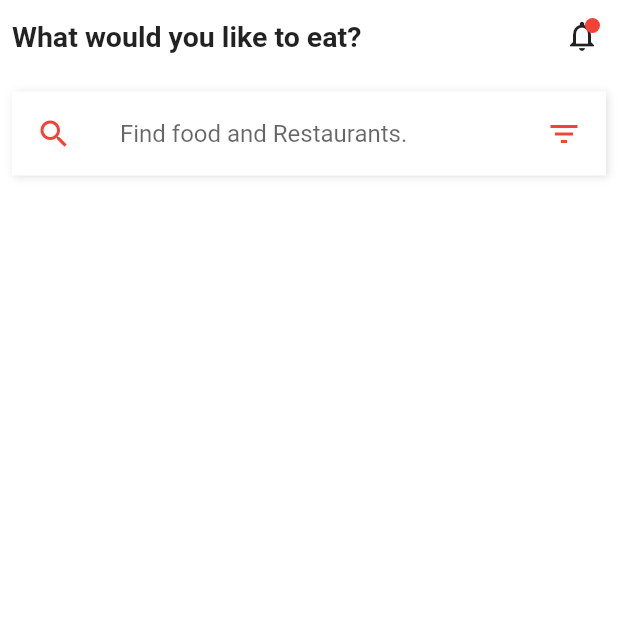
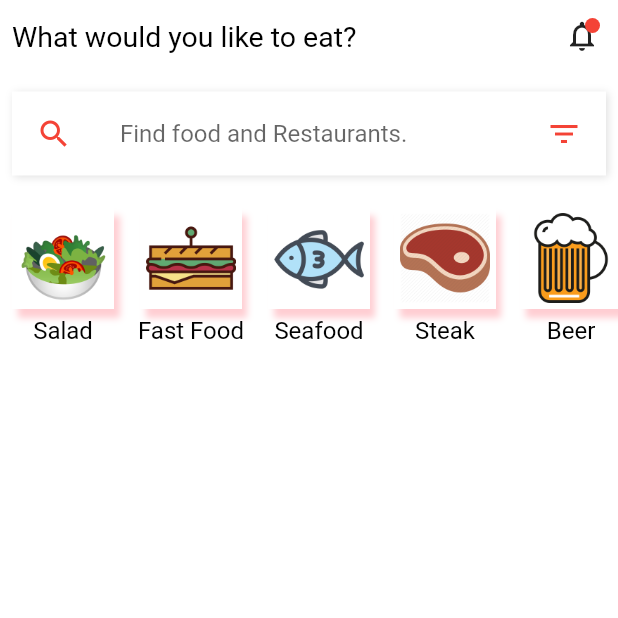
Before and after one commit to harshbsv/food_order, a Flutter app: the screen it shows after launch, on a phone screen of 412 x 824 dp, the top half of it. Run offline on Flutter 3.47's test engine with Material 2 defaults, Android fonts, the phone set to English and light mode, and no system bars.

```diff
--- a/lib/scr/models/category.dart
+++ b/lib/scr/models/category.dart
@@ -0,0 +1,7 @@
+import 'package:flutter/cupertino.dart';
+
+class Category{
+  final String name;
+  final String image;
+  Category({@required this.name, @required this.image});
+}
--- a/lib/scr/screens/home.dart
+++ b/lib/scr/screens/home.dart
@@ -1,4 +1,7 @@
+import 'package:flutter/cupertino.dart';
 import 'package:flutter/material.dart';
+import 'package:foodorder/scr/widgets/categories.dart';
+import 'package:foodorder/scr/widgets/customtext.dart';
 class Home extends StatefulWidget {
   @override
   _HomeState createState() => _HomeState();
@@ -17,7 +20,7 @@ class _HomeState extends State<Home> {
               children: <Widget>[
                 Padding(
                   padding: const EdgeInsets.all(8),
-                  child: Text('What would you like to eat?', style: TextStyle(fontSize: 19, fontWeight: FontWeight.bold),),
+                  child: CustomText(text: 'What would you like to eat?', size: 19,),
                 ),
                 Stack(
                   children: <Widget>[
@@ -64,6 +67,10 @@ class _HomeState extends State<Home> {
                 ),
               ),
             ),
+            SizedBox(
+              height: 5,
+            ),
+            Categories(),
           ],
         ),
       ),
--- a/lib/scr/widgets/categories.dart
+++ b/lib/scr/widgets/categories.dart
@@ -0,0 +1,52 @@
+import 'package:flutter/material.dart';
+import 'package:foodorder/scr/models/category.dart';
+import 'customtext.dart';
+
+List<Category> categoriesList = [
+  Category(name: "Salad", image: "images/salad.png"),
+  Category(name: "Fast Food", image: "images/sandwich.png"),
+  Category(name: "Seafood", image: "images/fish.png"),
+  Category(name: "Steak", image: "images/steak.png"),
+  Category(name: "Beer", image: "images/pint.png"),
+  Category(name: "Deserts", image: "images/icecream.png"),
+];
+
+class Categories extends StatelessWidget {
+  @override
+  Widget build(BuildContext context) {
+    return Container(
+      height: 120,
+      child: ListView.builder(
+        itemCount: categoriesList.length,
+        scrollDirection: Axis.horizontal,
+        itemBuilder: (_, index){
+          return Padding(
+            padding: const EdgeInsets.all(8.0),
+            child: Column(
+              children: <Widget>[
+                Container(
+                  decoration: BoxDecoration(
+                    color: Colors.white,
+                    boxShadow: [
+                      BoxShadow(
+                        color: Colors.red[100],
+                        offset: Offset(4,6),
+                        blurRadius: 3,
+                      ),
+                    ],
+                  ),
+                  child: Padding(
+                    padding: EdgeInsets.all(4),
+                    child: Image.asset("${categoriesList[index].image}", width: 60,),
+                  ),
+                ),
+                SizedBox(height: 5,),
+                CustomText(text: categoriesList[index].name, size: 16, colors: Colors.black,),
+              ],
+            ),
+          );
+        },
+      ),
+    );
+  }
+}
--- /dev/null
+++ b/lib/scr/widgets/customtext.dart
@@ -0,0 +1,15 @@
+import 'package:flutter/material.dart';
+
+class CustomText extends StatelessWidget {
+  final String text;
+  final double size;
+  final Color colors;
+  final FontWeight weight;
+
+  CustomText({@required this.text, this.size, this.colors, this.weight});
+
+  @override
+  Widget build(BuildContext context) {
+    return Text(text, style: TextStyle(fontSize: size ?? 16, color: colors ?? Colors.black, fontWeight: weight ?? FontWeight.normal),);
+  }
+}
```
Also changed, not shown: pubspec.yaml (+12 -1 lines), images/fish.png, images/pasta.jpg (added), images/salmon.jpg (added), images/steak.jpg (deleted), images/steak.png (added), lib/scr/widgets/custom_text.dart (deleted).
